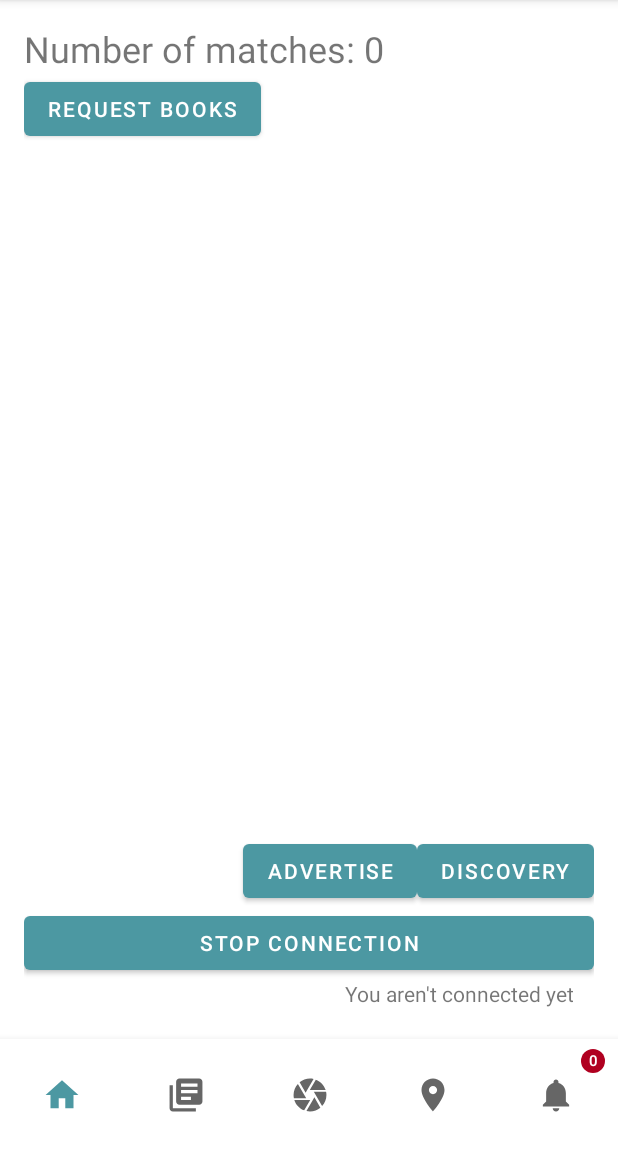
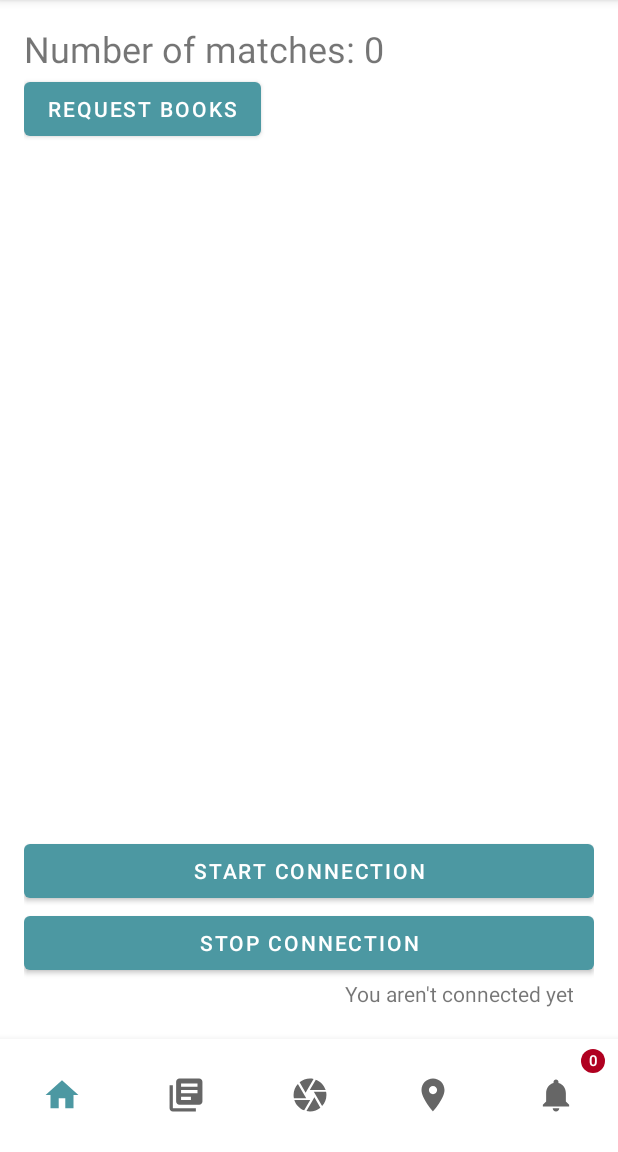
Before and after one commit to marciapires10/GiveNRead-Android, an Android app: the screen it shows after launch (MainActivity), on a phone screen of 412 x 824 dp, the part 84-1236 px from its top. Run offline under Robolectric (Android 15) with nearby library versions, the phone set to English and light mode, and no system bars; our stand-ins replace Firebase (no records; nobody signed in at launch, a user with empty details on screens opened directly), Room's generated code, RxJava; 1 statement that could not run was skipped.

Commit message:
Start connection button

```diff
--- a/app/src/main/java/pt/ua/givenread/DataFromFirebase.java
+++ b/app/src/main/java/pt/ua/givenread/DataFromFirebase.java
@@ -107,7 +107,6 @@ public class DataFromFirebase extends Application {
                             if(s.child("book_title").getValue().toString().equals(book.book_title) && !booksNotified.contains(bookWithBookstop)){
                                 booksNotified.add(bookWithBookstop);
                                 String bookstop_id = s.child("bookstop").getValue().toString();
-                                Log.d("datafromfirebase", bookstop_id);
                                 String notification_body = "The book " + book.book_title + " is at " + bookstop_id;
                                 BookAdapter.sendNotification("You have a book match!", notification_body, applicationContext, bookstop_id);
                                 List<String> bookstop = new ArrayList<>();
@@ -115,17 +114,12 @@ public class DataFromFirebase extends Application {
                                 bookstop.add(notification_body);
                                 notifications.add(bookstop);
                                 matches_found += 1;
-                                //notifications.add(notification_body);
-                                /**bottomNavView = ((MainActivity)getActivity()).getBottomNavView();
-                                Log.d("notfica", String.valueOf(DataFromFirebase.getNotifications().size()));
-                                bottomNavView.getOrCreateBadge(R.id.notify_opt).setNumber(DataFromFirebase.getNotifications().size());**/
                             }
                         }
 
                     }
                 }
                 MainActivity.getInstance().updateNotificationsNumber(matches_found);
-                Log.d("notifications", notifications.toString());
             }
 
             @Override
--- a/app/src/main/java/pt/ua/givenread/HomepageFragment.java
+++ b/app/src/main/java/pt/ua/givenread/HomepageFragment.java
@@ -52,7 +52,7 @@ import java.util.concurrent.ExecutionException;
 
 public class HomepageFragment extends Fragment {
 
-    private Button advertiseBtn, discoveryBtn, stopBtn, requestBooksBtn;
+    private Button startBtn, discoveryBtn, stopBtn, requestBooksBtn;
     private TextView connectionsTV, matchCounterTV;
     private String username = String.valueOf(new Random().nextInt(10000));
 
@@ -117,8 +117,7 @@ public class HomepageFragment extends Fragment {
         View view = inflater.inflate(R.layout.fragment_homepage, container, false);
 
 
-        advertiseBtn = view.findViewById(R.id.advertise_btn);
-        discoveryBtn = view.findViewById(R.id.discovery_btn);
+        startBtn = view.findViewById(R.id.start_btn);
         stopBtn = view.findViewById(R.id.stop_connecton_btn);
         requestBooksBtn = view.findViewById(R.id.request_books_btn);
         connectionsTV = view.findViewById(R.id.connections_id);
@@ -128,22 +127,17 @@ public class HomepageFragment extends Fragment {
         recyclerView.setLayoutManager(new LinearLayoutManager(getContext()));
         recyclerView.setAdapter(adapter);
 
-        advertiseBtn.setOnClickListener(v -> {
+        startBtn.setOnClickListener(v -> {
             startAdvertising();
-            advertiseBtn.setBackgroundColor(Color.GRAY);
-        });
-
-        discoveryBtn.setOnClickListener(v -> {
             startDiscovery();
-            discoveryBtn.setBackgroundColor(Color.GRAY);
+            startBtn.setBackgroundColor(Color.GRAY);
         });
 
         stopBtn.setOnClickListener(v -> {
             Nearby.getConnectionsClient(getContext()).stopAllEndpoints();
             endpointMap.clear();
             Toast.makeText(getContext(), "You stopped all connections", Toast.LENGTH_SHORT).show();
-            advertiseBtn.setBackgroundColor(0xFF4c98a2);
-            discoveryBtn.setBackgroundColor(0xFF4c98a2);
+            startBtn.setBackgroundColor(0xFF4c98a2);
             connectionsTV.setText("You aren't connected yet");
         });
 
@@ -334,12 +328,6 @@ public class HomepageFragment extends Fragment {
                             }
                         }
                     }
-                    /**if (book.getBook_title().equals(_book.getBook_title()) && book.getAuthor().equals(_book.getAuthor())
-                            && !(booksList.containsKey(_book.getBook_title())) && !(booksList.containsValue(_book.getAuthor()))) {
-
-                        booksList.put(_book.getBook_title(), _book.getAuthor());
-                        Log.d("deu match", "match: " + _book.getBook_title());
-                    }**/
                 }
 
                 matchCounterTV.setText("Number of matches: " + booksList.size());
--- a/app/src/main/res/layout/fragment_homepage.xml
+++ b/app/src/main/res/layout/fragment_homepage.xml
@@ -64,23 +64,13 @@
         app:layout_constraintStart_toStartOf="parent"></TextView>
 
     <Button
-        android:id="@+id/discovery_btn"
+        android:id="@+id/start_btn"
         android:layout_width="0dp"
         android:layout_height="wrap_content"
-        android:text="@string/discovery"
+        android:text="@string/start_connection"
         app:layout_constraintBottom_toTopOf="@+id/stop_connecton_btn"
-        app:layout_constraintEnd_toEndOf="parent"></Button>
-
-    <Button
-        android:id="@+id/advertise_btn"
-        android:layout_width="0dp"
-        android:layout_height="wrap_content"
-        android:text="@string/advertise"
-        app:layout_constraintBottom_toBottomOf="parent"
-        app:layout_constraintLeft_toLeftOf="parent"
-        app:layout_constraintRight_toRightOf="parent"
-        app:layout_constraintBottom_toTopOf="@+id/stop_connecton_btn"
-        app:layout_constraintEnd_toStartOf="@+id/discovery_btn"></Button>
+        app:layout_constraintEnd_toEndOf="parent"
+        app:layout_constraintStart_toStartOf="parent"></Button>
 
 
 </androidx.constraintlayout.widget.ConstraintLayout>
--- a/app/src/main/res/values/strings.xml
+++ b/app/src/main/res/values/strings.xml
@@ -9,8 +9,6 @@
     <string name="add_book_to_list">Add book to list</string>
     <string name="bookstop_id">bookstop</string>
     <string name="check_type">check type</string>
-    <string name="advertise">Advertise</string>
-    <string name="discovery">Discovery</string>
     <string name="stop_connection">Stop connection</string>
     <string name="request_books">Request books</string>
     <string name="search_for_book">Search for book</string>
@@ -18,4 +16,5 @@
     <string name="number_of_matches">Number of matches :</string>
     <string name="swipe_to_delete"><![CDATA[>> Swipe to delete]]></string>
     <string name="scan_your_book">Scan your book</string>
+    <string name="start_connection">Start connection</string>
 </resources>
```
